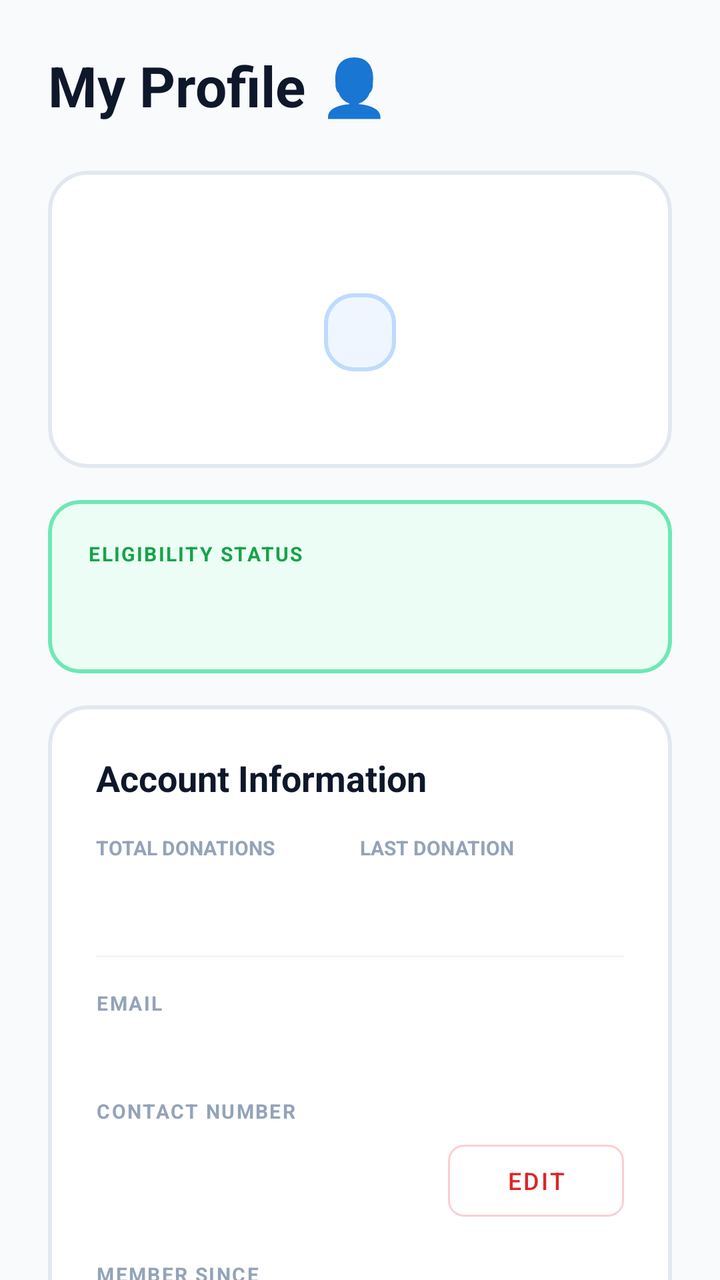
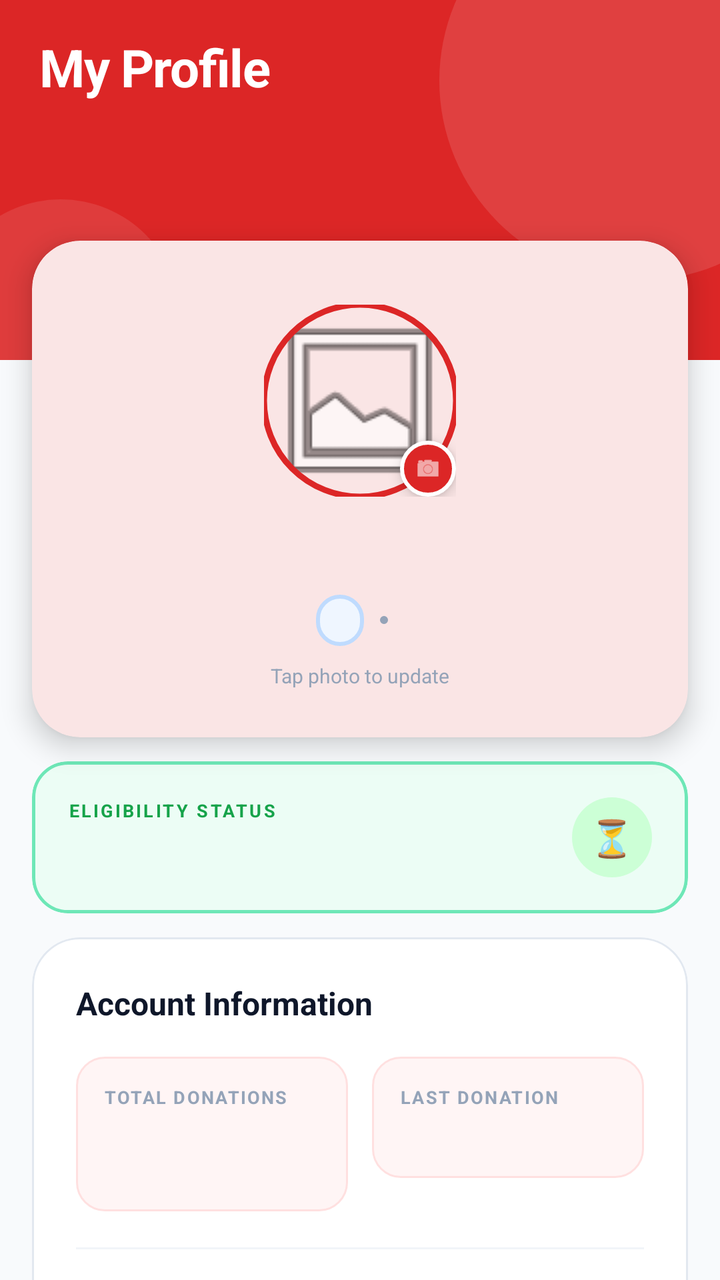

Before-and-after screenshots of an Android layout around one commit, followed by the original layout XML and the change that was made.
<!-- AndroidManifest.xml: application theme Theme.BloodBound -->
<!-- res/layout/fragment_profile.xml -->
<?xml version="1.0" encoding="utf-8"?>
<androidx.core.widget.NestedScrollView
    xmlns:android="http://schemas.android.com/apk/res/android"
    xmlns:app="http://schemas.android.com/apk/res-auto"
    android:layout_width="match_parent" android:layout_height="match_parent"
    android:background="@color/bg_base">
    <LinearLayout android:layout_width="match_parent" android:layout_height="wrap_content"
        android:orientation="vertical" android:padding="24dp">

        <TextView android:layout_width="match_parent" android:layout_height="wrap_content"
            android:text="My Profile 👤" android:textSize="28sp"
            android:textStyle="bold" android:textColor="@color/text_primary"/>

        
        <com.google.android.material.card.MaterialCardView android:layout_width="match_parent"
            android:layout_height="wrap_content" android:layout_marginTop="24dp"
            app:cardCornerRadius="20dp" app:strokeWidth="2dp"
            app:strokeColor="@color/border_light" app:cardElevation="0dp"
            app:cardBackgroundColor="@color/surface_white">
            <LinearLayout android:layout_width="match_parent" android:layout_height="wrap_content"
                android:orientation="vertical" android:padding="24dp" android:gravity="center">
                <TextView android:id="@+id/tv_full_name"
                    android:layout_width="wrap_content" android:layout_height="wrap_content"
                    android:textSize="22sp" android:textStyle="bold"
                    android:textColor="@color/text_primary"/>
                <TextView android:id="@+id/tv_blood_type"
                    android:layout_width="wrap_content" android:layout_height="wrap_content"
                    android:textSize="20sp" android:textStyle="bold" android:textColor="@color/red_mid"
                    android:background="@drawable/bg_blood_type_badge"
                    android:paddingHorizontal="18dp" android:paddingVertical="6dp"
                    android:layout_marginTop="8dp"/>
                <TextView android:id="@+id/tv_role"
                    android:layout_width="wrap_content" android:layout_height="wrap_content"
                    android:textSize="12sp" android:textStyle="bold"
                    android:textColor="@color/red_mid" android:layout_marginTop="8dp"/>
            </LinearLayout>
        </com.google.android.material.card.MaterialCardView>

        
        <com.google.android.material.card.MaterialCardView android:id="@+id/card_eligibility"
            android:layout_width="match_parent" android:layout_height="wrap_content"
            android:layout_marginTop="16dp" app:cardCornerRadius="16dp"
            app:strokeWidth="2dp" app:strokeColor="@color/status_green_border"
            app:cardBackgroundColor="@color/status_green_bg" app:cardElevation="0dp">
            <LinearLayout android:layout_width="match_parent" android:layout_height="wrap_content"
                android:orientation="vertical" android:padding="20dp">
                <TextView android:layout_width="wrap_content" android:layout_height="wrap_content"
                    android:text="ELIGIBILITY STATUS" android:textSize="10sp"
                    android:textStyle="bold" android:textColor="@color/status_green"
                    android:letterSpacing="0.08"/>
                <TextView android:id="@+id/tv_eligibility_status"
                    android:layout_width="match_parent" android:layout_height="wrap_content"
                    android:textSize="20sp" android:textStyle="bold"
                    android:textColor="@color/status_green" android:layout_marginTop="6dp"/>
            </LinearLayout>
        </com.google.android.material.card.MaterialCardView>

        
        <com.google.android.material.card.MaterialCardView android:layout_width="match_parent"
            android:layout_height="wrap_content" android:layout_marginTop="16dp"
            app:cardCornerRadius="20dp" app:strokeWidth="2dp"
            app:strokeColor="@color/border_light" app:cardElevation="0dp"
            app:cardBackgroundColor="@color/surface_white">
            <LinearLayout android:layout_width="match_parent" android:layout_height="wrap_content"
                android:orientation="vertical" android:padding="24dp">

                <TextView android:layout_width="match_parent" android:layout_height="wrap_content"
                    android:text="Account Information" android:textSize="18sp"
                    android:textStyle="bold" android:textColor="@color/text_primary"/>

                
                <LinearLayout android:id="@+id/layout_donor_stats"
                    android:layout_width="match_parent" android:layout_height="wrap_content"
                    android:orientation="horizontal" android:layout_marginTop="16dp">
                    <LinearLayout android:layout_width="0dp" android:layout_height="wrap_content"
                        android:layout_weight="1" android:orientation="vertical">
                        <TextView android:layout_width="wrap_content" android:layout_height="wrap_content"
                            android:text="TOTAL DONATIONS" android:textSize="10sp"
                            android:textColor="@color/text_muted" android:textStyle="bold"/>
                        <TextView android:id="@+id/tv_total_donations"
                            android:layout_width="wrap_content" android:layout_height="wrap_content"
                            android:textSize="20sp" android:textStyle="bold"
                            android:textColor="@color/text_primary" android:layout_marginTop="4dp"/>
                    </LinearLayout>
                    <LinearLayout android:layout_width="0dp" android:layout_height="wrap_content"
                        android:layout_weight="1" android:orientation="vertical">
                        <TextView android:layout_width="wrap_content" android:layout_height="wrap_content"
                            android:text="LAST DONATION" android:textSize="10sp"
                            android:textColor="@color/text_muted" android:textStyle="bold"/>
                        <TextView android:id="@+id/tv_last_donation"
                            android:layout_width="wrap_content" android:layout_height="wrap_content"
                            android:textSize="13sp" android:textStyle="bold"
                            android:textColor="@color/text_primary" android:layout_marginTop="4dp"/>
                    </LinearLayout>
                </LinearLayout>

                <View android:layout_width="match_parent" android:layout_height="1dp"
                    android:background="@color/border_faint" android:layout_marginVertical="16dp"/>

                <TextView android:layout_width="match_parent" android:layout_height="wrap_content"
                    android:text="EMAIL" android:textSize="10sp" android:textStyle="bold"
                    android:textColor="@color/text_muted" android:letterSpacing="0.08"/>
                <TextView android:id="@+id/tv_email"
                    android:layout_width="match_parent" android:layout_height="wrap_content"
                    android:textSize="15sp" android:textStyle="bold"
                    android:textColor="@color/text_primary" android:layout_marginTop="4dp"/>

                <TextView android:layout_width="match_parent" android:layout_height="wrap_content"
                    android:text="CONTACT NUMBER" android:textSize="10sp" android:textStyle="bold"
                    android:textColor="@color/text_muted" android:letterSpacing="0.08"
                    android:layout_marginTop="16dp"/>
                <LinearLayout android:layout_width="match_parent" android:layout_height="wrap_content"
                    android:orientation="horizontal" android:gravity="center_vertical"
                    android:layout_marginTop="4dp">
                    <TextView android:id="@+id/tv_contact"
                        android:layout_width="0dp" android:layout_height="wrap_content"
                        android:layout_weight="1" android:textSize="15sp"
                        android:textStyle="bold" android:textColor="@color/text_primary"/>
                    <com.google.android.material.button.MaterialButton
                        android:id="@+id/btn_edit_contact"
                        style="@style/Widget.MaterialComponents.Button.OutlinedButton"
                        android:layout_width="wrap_content" android:layout_height="48dp"
                        android:text="Edit" android:textSize="12sp" android:textColor="@color/red_mid"
                        app:strokeColor="@color/donor_border" app:cornerRadius="8dp"/>
                </LinearLayout>

                
                <LinearLayout android:id="@+id/layout_edit_contact"
                    android:layout_width="match_parent" android:layout_height="wrap_content"
                    android:orientation="vertical" android:visibility="gone"
                    android:layout_marginTop="12dp">
                    <com.google.android.material.textfield.TextInputLayout
                        android:layout_width="match_parent" android:layout_height="wrap_content"
                        android:hint="09XXXXXXXXX or +639XXXXXXXXX"
                        style="@style/Widget.MaterialComponents.TextInputLayout.OutlinedBox">
                        <com.google.android.material.textfield.TextInputEditText
                            android:id="@+id/et_contact"
                            android:layout_width="match_parent" android:layout_height="wrap_content"
                            android:inputType="phone"/>
                    </com.google.android.material.textfield.TextInputLayout>
                    <LinearLayout android:layout_width="match_parent" android:layout_height="wrap_content"
                        android:orientation="horizontal" android:layout_marginTop="8dp">
                        <com.google.android.material.button.MaterialButton
                            android:id="@+id/btn_cancel_contact"
                            style="@style/Widget.MaterialComponents.Button.OutlinedButton"
                            android:layout_width="0dp" android:layout_height="44dp"
                            android:layout_weight="1" android:text="Cancel"
                            android:layout_marginEnd="8dp"
                            app:strokeColor="@color/border_light" app:cornerRadius="10dp"/>
                        <com.google.android.material.button.MaterialButton
                            android:id="@+id/btn_save_contact"
                            android:layout_width="0dp" android:layout_height="44dp"
                            android:layout_weight="1" android:text="Save"
                            android:textColor="@color/surface_white"
                            app:backgroundTint="@color/red_mid" app:cornerRadius="10dp"/>
                    </LinearLayout>
                </LinearLayout>

                <TextView android:layout_width="match_parent" android:layout_height="wrap_content"
                    android:text="MEMBER SINCE" android:textSize="10sp" android:textStyle="bold"
                    android:textColor="@color/text_muted" android:letterSpacing="0.08"
                    android:layout_marginTop="16dp"/>
                <TextView android:id="@+id/tv_member_since"
                    android:layout_width="match_parent" android:layout_height="wrap_content"
                    android:textSize="14sp" android:textColor="@color/text_primary"
                    android:layout_marginTop="4dp"/>
            </LinearLayout>
        </com.google.android.material.card.MaterialCardView>

        
        <com.google.android.material.card.MaterialCardView android:layout_width="match_parent"
            android:layout_height="wrap_content" android:layout_marginTop="16dp"
            android:layout_marginBottom="24dp" app:cardCornerRadius="20dp"
            app:strokeWidth="2dp" app:strokeColor="@color/border_light"
            app:cardElevation="0dp" app:cardBackgroundColor="@color/surface_white">
            <LinearLayout android:layout_width="match_parent" android:layout_height="wrap_content"
                android:orientation="vertical" android:padding="24dp">
                <LinearLayout android:layout_width="match_parent" android:layout_height="wrap_content"
                    android:orientation="horizontal" android:gravity="center_vertical">
                    <TextView android:layout_width="0dp" android:layout_height="wrap_content"
                        android:layout_weight="1" android:text="Security"
                        android:textSize="18sp" android:textStyle="bold"
                        android:textColor="@color/text_primary"/>
                    <com.google.android.material.button.MaterialButton
                        android:id="@+id/btn_change_password"
                        style="@style/Widget.MaterialComponents.Button.OutlinedButton"
                        android:layout_width="wrap_content" android:layout_height="36dp"
                        android:text="Change Password" android:textSize="12sp"
                        android:textColor="@color/red_mid"
                        app:strokeColor="@color/donor_border" app:cornerRadius="10dp"/>
                </LinearLayout>

                
                <LinearLayout android:id="@+id/layout_password"
                    android:layout_width="match_parent" android:layout_height="wrap_content"
                    android:orientation="vertical" android:visibility="gone"
                    android:layout_marginTop="16dp">
                    <com.google.android.material.textfield.TextInputLayout
                        android:layout_width="match_parent" android:layout_height="wrap_content"
                        android:hint="Current Password" app:passwordToggleEnabled="true"
                        style="@style/Widget.MaterialComponents.TextInputLayout.OutlinedBox">
                        <com.google.android.material.textfield.TextInputEditText
                            android:id="@+id/et_old_password"
                            android:layout_width="match_parent" android:layout_height="wrap_content"
                            android:inputType="textPassword"/>
                    </com.google.android.material.textfield.TextInputLayout>
                    <com.google.android.material.textfield.TextInputLayout
                        android:layout_width="match_parent" android:layout_height="wrap_content"
                        android:hint="New Password" android:layout_marginTop="12dp"
                        app:passwordToggleEnabled="true"
                        style="@style/Widget.MaterialComponents.TextInputLayout.OutlinedBox">
                        <com.google.android.material.textfield.TextInputEditText
                            android:id="@+id/et_new_password"
                            android:layout_width="match_parent" android:layout_height="wrap_content"
                            android:inputType="textPassword"/>
                    </com.google.android.material.textfield.TextInputLayout>
                    <com.google.android.material.textfield.TextInputLayout
                        android:layout_width="match_parent" android:layout_height="wrap_content"
                        android:hint="Confirm New Password" android:layout_marginTop="12dp"
                        app:passwordToggleEnabled="true"
                        style="@style/Widget.MaterialComponents.TextInputLayout.OutlinedBox">
                        <com.google.android.material.textfield.TextInputEditText
                            android:id="@+id/et_confirm_password"
                            android:layout_width="match_parent" android:layout_height="wrap_content"
                            android:inputType="textPassword"/>
                    </com.google.android.material.textfield.TextInputLayout>
                    <LinearLayout android:layout_width="match_parent" android:layout_height="wrap_content"
                        android:orientation="horizontal" android:layout_marginTop="12dp">
                        <com.google.android.material.button.MaterialButton
                            android:id="@+id/btn_cancel_password"
                            style="@style/Widget.MaterialComponents.Button.OutlinedButton"
                            android:layout_width="0dp" android:layout_height="44dp"
                            android:layout_weight="1" android:text="Cancel"
                            android:layout_marginEnd="8dp"
                            app:strokeColor="@color/border_light" app:cornerRadius="10dp"/>
                        <com.google.android.material.button.MaterialButton
                            android:id="@+id/btn_save_password"
                            android:layout_width="0dp" android:layout_height="44dp"
                            android:layout_weight="1" android:text="Save Password"
                            android:textColor="@color/surface_white"
                            app:backgroundTint="@color/red_mid" app:cornerRadius="10dp"/>
                    </LinearLayout>
                </LinearLayout>
            </LinearLayout>
        </com.google.android.material.card.MaterialCardView>

    </LinearLayout>
</androidx.core.widget.NestedScrollView>
<!-- resources referenced by this layout -->
<resources>
  <color name="bg_base">#F8FAFC</color>
  <color name="border_faint">#F1F5F9</color>
  <color name="border_light">#E2E8F0</color>
  <color name="donor_border">#FECDD3</color>
  <color name="red_mid">#DC2626</color>
  <color name="status_green">#16A34A</color>
  <color name="status_green_bg">#ECFDF5</color>
  <color name="status_green_border">#6EE7B7</color>
  <color name="surface_white">#FFFFFF</color>
  <color name="text_muted">#94A3B8</color>
  <color name="text_primary">#0F172A</color>
  <!-- drawable bg_blood_type_badge (drawable) -->
  <?xml version="1.0" encoding="utf-8"?>
  <shape xmlns:android="http://schemas.android.com/apk/res/android">
      <solid android:color="#EFF6FF"/>
      <stroke android:width="2dp" android:color="#BFDBFE"/>
      <corners android:radius="14dp"/>
  </shape>
  <style name="Theme.BloodBound" parent="Theme.Material3.Light.NoActionBar">
          <item name="colorPrimary">@color/red_mid</item>
          <item name="colorPrimaryVariant">@color/red_dark</item>
          <item name="colorSecondary">@color/blue_mid</item>
          <item name="colorSurface">@color/surface_white</item>
          <item name="android:colorBackground">@color/bg_base</item>
          <item name="android:textColorPrimary">@color/text_primary</item>
          <item name="android:textColorSecondary">@color/text_secondary</item>
      </style>
  <color name="red_dark">#B91C1C</color>
  <color name="blue_mid">#1D4ED8</color>
  <color name="text_secondary">#64748B</color>
</resources>

<!-- the commit's change to res/layout/fragment_profile.xml (unified diff, before → after) -->
@@ -2,247 +2,649 @@
 <androidx.core.widget.NestedScrollView
     xmlns:android="http://schemas.android.com/apk/res/android"
     xmlns:app="http://schemas.android.com/apk/res-auto"
-    android:layout_width="match_parent" android:layout_height="match_parent"
-    android:background="@color/bg_base">
-    <LinearLayout android:layout_width="match_parent" android:layout_height="wrap_content"
-        android:orientation="vertical" android:padding="24dp">
-
-        <TextView android:layout_width="match_parent" android:layout_height="wrap_content"
-            android:text="My Profile 👤" android:textSize="28sp"
-            android:textStyle="bold" android:textColor="@color/text_primary"/>
-
-        
-        <com.google.android.material.card.MaterialCardView android:layout_width="match_parent"
-            android:layout_height="wrap_content" android:layout_marginTop="24dp"
-            app:cardCornerRadius="20dp" app:strokeWidth="2dp"
-            app:strokeColor="@color/border_light" app:cardElevation="0dp"
-            app:cardBackgroundColor="@color/surface_white">
-            <LinearLayout android:layout_width="match_parent" android:layout_height="wrap_content"
-                android:orientation="vertical" android:padding="24dp" android:gravity="center">
-                <TextView android:id="@+id/tv_full_name"
-                    android:layout_width="wrap_content" android:layout_height="wrap_content"
-                    android:textSize="22sp" android:textStyle="bold"
-                    android:textColor="@color/text_primary"/>
-                <TextView android:id="@+id/tv_blood_type"
-                    android:layout_width="wrap_content" android:layout_height="wrap_content"
-                    android:textSize="20sp" android:textStyle="bold" android:textColor="@color/red_mid"
-                    android:background="@drawable/bg_blood_type_badge"
-                    android:paddingHorizontal="18dp" android:paddingVertical="6dp"
+    android:layout_width="match_parent"
+    android:layout_height="match_parent"
+    android:background="@color/bg_base"
+    android:fillViewport="true">
+
+    <LinearLayout
+        android:layout_width="match_parent"
+        android:layout_height="wrap_content"
+        android:orientation="vertical">
+
+        <FrameLayout
+            android:layout_width="match_parent"
+            android:layout_height="180dp"
+            android:background="@color/red_mid">
+
+            <View
+                android:layout_width="200dp"
+                android:layout_height="200dp"
+                android:layout_gravity="top|end"
+                android:layout_marginTop="-60dp"
+                android:layout_marginEnd="-60dp"
+                android:background="@drawable/bg_circle_overlay"
+                android:alpha="0.12"/>
+
+            <View
+                android:layout_width="120dp"
+                android:layout_height="120dp"
+                android:layout_gravity="bottom|start"
+                android:layout_marginBottom="-40dp"
+                android:layout_marginStart="-30dp"
+                android:background="@drawable/bg_circle_overlay"
+                android:alpha="0.10"/>
+
+            <LinearLayout
+                android:layout_width="match_parent"
+                android:layout_height="wrap_content"
+                android:layout_gravity="top"
+                android:orientation="horizontal"
+                android:gravity="center_vertical"
+                android:paddingStart="20dp"
+                android:paddingEnd="20dp"
+                android:paddingTop="16dp">
+
+                <TextView
+                    android:layout_width="0dp"
+                    android:layout_height="wrap_content"
+                    android:layout_weight="1"
+                    android:text="My Profile"
+                    android:textSize="26sp"
+                    android:textStyle="bold"
+                    android:textColor="#FFFFFF"
+                    android:letterSpacing="-0.02"/>
+
+            </LinearLayout>
+        </FrameLayout>
+
+        <com.google.android.material.card.MaterialCardView
+            android:layout_width="match_parent"
+            android:layout_height="wrap_content"
+            android:layout_marginStart="16dp"
+            android:layout_marginEnd="16dp"
+            android:layout_marginTop="-60dp"
+            app:cardCornerRadius="24dp"
+            app:cardElevation="8dp"
+            app:cardBackgroundColor="@color/surface_white"
+            app:strokeWidth="0dp">
+
+            <LinearLayout
+                android:layout_width="match_parent"
+                android:layout_height="wrap_content"
+                android:orientation="vertical"
+                android:gravity="center"
+                android:paddingTop="32dp"
+                android:paddingBottom="24dp"
+                android:paddingStart="24dp"
+                android:paddingEnd="24dp">
+
+                <FrameLayout
+                    android:layout_width="96dp"
+                    android:layout_height="96dp"
+                    android:layout_gravity="center_horizontal">
+
+                    <com.google.android.material.imageview.ShapeableImageView
+                        android:id="@+id/iv_profile_photo"
+                        android:layout_width="96dp"
+                        android:layout_height="96dp"
+                        android:scaleType="centerCrop"
+                        android:src="@android:drawable/ic_menu_gallery"
+                        app:shapeAppearanceOverlay="@style/ShapeAppearance.BloodBound.CircleImage"
+                        app:strokeWidth="3dp"
+                        app:strokeColor="@color/red_mid"/>
+
+                    <FrameLayout
+                        android:id="@+id/layout_photo_uploading"
+                        android:layout_width="96dp"
+                        android:layout_height="96dp"
+                        android:background="#88000000"
+                        android:visibility="gone">
+                        <ProgressBar
+                            android:layout_width="28dp"
+                            android:layout_height="28dp"
+                            android:layout_gravity="center"
+                            android:indeterminateTint="@color/surface_white"/>
+                    </FrameLayout>
+
+                    <LinearLayout
+                        android:id="@+id/fab_change_photo"
+                        android:layout_width="28dp"
+                        android:layout_height="28dp"
+                        android:layout_gravity="bottom|end"
+                        android:layout_marginEnd="0dp"
+                        android:layout_marginBottom="0dp"
+                        android:background="@drawable/bg_edit_photo_badge"
+                        android:gravity="center"
+                        android:clickable="true"
+                        android:focusable="true"
+                        android:contentDescription="Change profile photo"
+                        android:elevation="4dp">
+                        <ImageView
+                            android:layout_width="14dp"
+                            android:layout_height="14dp"
+                            android:src="@android:drawable/ic_menu_camera"
+                            android:importantForAccessibility="no"
+                            app:tint="@color/surface_white"/>
+                    </LinearLayout>
+
+                </FrameLayout>
+
+                <TextView
+                    android:id="@+id/tv_full_name"
+                    android:layout_width="wrap_content"
+                    android:layout_height="wrap_content"
+                    android:textSize="20sp"
+                    android:textStyle="bold"
+                    android:textColor="@color/text_primary"
+                    android:letterSpacing="-0.01"
+                    android:layout_marginTop="14dp"/>
+
+                <LinearLayout
+                    android:layout_width="wrap_content"
+                    android:layout_height="wrap_content"
+                    android:orientation="horizontal"
+                    android:gravity="center_vertical"
+                    android:layout_marginTop="8dp">
+
+                    <TextView
+                        android:id="@+id/tv_blood_type"
+                        android:layout_width="wrap_content"
+                        android:layout_height="wrap_content"
+                        android:textSize="13sp"
+                        android:textStyle="bold"
+                        android:textColor="@color/red_mid"
+                        android:background="@drawable/bg_blood_type_badge"
+                        android:paddingHorizontal="12dp"
+                        android:paddingVertical="4dp"/>
+
+                    <View
+                        android:layout_width="4dp"
+                        android:layout_height="4dp"
+                        android:background="@drawable/bg_dot_divider"
+                        android:layout_marginHorizontal="8dp"/>
+
+                    <TextView
+                        android:id="@+id/tv_role"
+                        android:layout_width="wrap_content"
+                        android:layout_height="wrap_content"
+                        android:textSize="11sp"
+                        android:textStyle="bold"
+                        android:textColor="@color/text_muted"
+                        android:letterSpacing="0.06"/>
+
+                </LinearLayout>
+
+                <TextView
+                    android:layout_width="wrap_content"
+                    android:layout_height="wrap_content"
+                    android:text="Tap photo to update"
+                    android:textSize="10sp"
+                    android:textColor="@color/text_muted"
                     android:layout_marginTop="8dp"/>
-                <TextView android:id="@+id/tv_role"
-                    android:layout_width="wrap_content" android:layout_height="wrap_content"
-                    android:textSize="12sp" android:textStyle="bold"
-                    android:textColor="@color/red_mid" android:layout_marginTop="8dp"/>
+
             </LinearLayout>
         </com.google.android.material.card.MaterialCardView>
 
-        
-        <com.google.android.material.card.MaterialCardView android:id="@+id/card_eligibility"
-            android:layout_width="match_parent" android:layout_height="wrap_content"
-            android:layout_marginTop="16dp" app:cardCornerRadius="16dp"
-            app:strokeWidth="2dp" app:strokeColor="@color/status_green_border"
-            app:cardBackgroundColor="@color/status_green_bg" app:cardElevation="0dp">
-            <LinearLayout android:layout_width="match_parent" android:layout_height="wrap_content"
-                android:orientation="vertical" android:padding="20dp">
-                <TextView android:layout_width="wrap_content" android:layout_height="wrap_content"
-                    android:text="ELIGIBILITY STATUS" android:textSize="10sp"
-                    android:textStyle="bold" android:textColor="@color/status_green"
-                    android:letterSpacing="0.08"/>
-                <TextView android:id="@+id/tv_eligibility_status"
-                    android:layout_width="match_parent" android:layout_height="wrap_content"
-                    android:textSize="20sp" android:textStyle="bold"
-                    android:textColor="@color/status_green" android:layout_marginTop="6dp"/>
+        <com.google.android.material.card.MaterialCardView
+            android:id="@+id/card_eligibility"
+            android:layout_width="match_parent"
+            android:layout_height="wrap_content"
+            android:layout_marginStart="16dp"
+            android:layout_marginEnd="16dp"
+            android:layout_marginTop="12dp"
+            app:cardCornerRadius="18dp"
+            app:strokeWidth="1.5dp"
+            app:strokeColor="@color/status_green_border"
+            app:cardBackgroundColor="@color/status_green_bg"
+            app:cardElevation="0dp">
+
+            <LinearLayout
+                android:layout_width="match_parent"
+                android:layout_height="wrap_content"
+                android:orientation="horizontal"
+                android:gravity="center_vertical"
+                android:padding="18dp">
+
+                <LinearLayout
+                    android:layout_width="0dp"
+                    android:layout_height="wrap_content"
+                    android:layout_weight="1"
+                    android:orientation="vertical">
+
+                    <TextView
+                        android:layout_width="wrap_content"
+                        android:layout_height="wrap_content"
+                        android:text="ELIGIBILITY STATUS"
+                        android:textSize="9sp"
+                        android:textStyle="bold"
+                        android:textColor="@color/status_green"
+                        android:letterSpacing="0.12"/>
+
+                    <TextView
+                        android:id="@+id/tv_eligibility_status"
+                        android:layout_width="match_parent"
+                        android:layout_height="wrap_content"
+                        android:textSize="17sp"
+                        android:textStyle="bold"
+                        android:textColor="@color/status_green"
+                        android:layout_marginTop="4dp"/>
+
+                </LinearLayout>
+
+                <FrameLayout
+                    android:layout_width="40dp"
+                    android:layout_height="40dp"
+                    android:background="@drawable/bg_eligibility_icon_bg">
+                    <TextView
+                        android:layout_width="wrap_content"
+                        android:layout_height="wrap_content"
+                        android:layout_gravity="center"
+                        android:text="⏳"
+                        android:textSize="18sp"/>
+                </FrameLayout>
+
             </LinearLayout>
         </com.google.android.material.card.MaterialCardView>
 
-        
-        <com.google.android.material.card.MaterialCardView android:layout_width="match_parent"
-            android:layout_height="wrap_content" android:layout_marginTop="16dp"
-            app:cardCornerRadius="20dp" app:strokeWidth="2dp"
-            app:strokeColor="@color/border_light" app:cardElevation="0dp"
+        <com.google.android.material.card.MaterialCardView
+            android:layout_width="match_parent"
+            android:layout_height="wrap_content"
+            android:layout_marginStart="16dp"
+            android:layout_marginEnd="16dp"
+            android:layout_marginTop="12dp"
+            app:cardCornerRadius="24dp"
+            app:cardElevation="0dp"
+            app:strokeWidth="1dp"
+            app:strokeColor="@color/border_light"
             app:cardBackgroundColor="@color/surface_white">
-            <LinearLayout android:layout_width="match_parent" android:layout_height="wrap_content"
-                android:orientation="vertical" android:padding="24dp">
-
-                <TextView android:layout_width="match_parent" android:layout_height="wrap_content"
-                    android:text="Account Information" android:textSize="18sp"
-                    android:textStyle="bold" android:textColor="@color/text_primary"/>
-
-                
-                <LinearLayout android:id="@+id/layout_donor_stats"
-                    android:layout_width="match_parent" android:layout_height="wrap_content"
-                    android:orientation="horizontal" android:layout_marginTop="16dp">
-                    <LinearLayout android:layout_width="0dp" android:layout_height="wrap_content"
-                        android:layout_weight="1" android:orientation="vertical">
-                        <TextView android:layout_width="wrap_content" android:layout_height="wrap_content"
-                            android:text="TOTAL DONATIONS" android:textSize="10sp"
-                            android:textColor="@color/text_muted" android:textStyle="bold"/>
-                        <TextView android:id="@+id/tv_total_donations"
-                            android:layout_width="wrap_content" android:layout_height="wrap_content"
-                            android:textSize="20sp" android:textStyle="bold"
-                            android:textColor="@color/text_primary" android:layout_marginTop="4dp"/>
+
+            <LinearLayout
+                android:layout_width="match_parent"
+                android:layout_height="wrap_content"
+                android:orientation="vertical"
+                android:padding="22dp">
+
+                <TextView
+                    android:layout_width="match_parent"
+                    android:layout_height="wrap_content"
+                    android:text="Account Information"
+                    android:textSize="16sp"
+                    android:textStyle="bold"
+                    android:textColor="@color/text_primary"/>
+
+                <LinearLayout
+                    android:id="@+id/layout_donor_stats"
+                    android:layout_width="match_parent"
+                    android:layout_height="wrap_content"
+                    android:orientation="horizontal"
+                    android:layout_marginTop="16dp">
+
+                    <LinearLayout
+                        android:layout_width="0dp"
+                        android:layout_height="wrap_content"
+                        android:layout_weight="1"
+                        android:orientation="vertical"
+                        android:background="@drawable/bg_stat_chip"
+                        android:padding="14dp"
+                        android:layout_marginEnd="6dp">
+                        <TextView
+                            android:layout_width="wrap_content"
+                            android:layout_height="wrap_content"
+                            android:text="TOTAL DONATIONS"
+                            android:textSize="9sp"
+                            android:textColor="@color/text_muted"
+                            android:textStyle="bold"
+                            android:letterSpacing="0.08"/>
+                        <TextView
+                            android:id="@+id/tv_total_donations"
+                            android:layout_width="wrap_content"
+                            android:layout_height="wrap_content"
+                            android:textSize="26sp"
+                            android:textStyle="bold"
+                            android:textColor="@color/red_mid"
+                            android:layout_marginTop="2dp"/>
                     </LinearLayout>
-                    <LinearLayout android:layout_width="0dp" android:layout_height="wrap_content"
-                        android:layout_weight="1" android:orientation="vertical">
-                        <TextView android:layout_width="wrap_content" android:layout_height="wrap_content"
-                            android:text="LAST DONATION" android:textSize="10sp"
-                            android:textColor="@color/text_muted" android:textStyle="bold"/>
-                        <TextView android:id="@+id/tv_last_donation"
-                            android:layout_width="wrap_content" android:layout_height="wrap_content"
-                            android:textSize="13sp" android:textStyle="bold"
-                            android:textColor="@color/text_primary" android:layout_marginTop="4dp"/>
+
+                    <LinearLayout
+                        android:layout_width="0dp"
+                        android:layout_height="wrap_content"
+                        android:layout_weight="1"
+                        android:orientation="vertical"
+                        android:background="@drawable/bg_stat_chip"
+                        android:padding="14dp"
+                        android:layout_marginStart="6dp">
+                        <TextView
+                            android:layout_width="wrap_content"
+                            android:layout_height="wrap_content"
+                            android:text="LAST DONATION"
+                            android:textSize="9sp"
+                            android:textColor="@color/text_muted"
+                            android:textStyle="bold"
+                            android:letterSpacing="0.08"/>
+                        <TextView
+                            android:id="@+id/tv_last_donation"
+                            android:layout_width="wrap_content"
+                            android:layout_height="wrap_content"
+                            android:textSize="12sp"
+                            android:textStyle="bold"
+                            android:textColor="@color/text_primary"
+                            android:layout_marginTop="4dp"/>
                     </LinearLayout>
-                </LinearLayout>
-
-                <View android:layout_width="match_parent" android:layout_height="1dp"
-                    android:background="@color/border_faint" android:layout_marginVertical="16dp"/>
-
-                <TextView android:layout_width="match_parent" android:layout_height="wrap_content"
-                    android:text="EMAIL" android:textSize="10sp" android:textStyle="bold"
-                    android:textColor="@color/text_muted" android:letterSpacing="0.08"/>
-                <TextView android:id="@+id/tv_email"
-                    android:layout_width="match_parent" android:layout_height="wrap_content"
-                    android:textSize="15sp" android:textStyle="bold"
-                    android:textColor="@color/text_primary" android:layout_marginTop="4dp"/>
-
-                <TextView android:layout_width="match_parent" android:layout_height="wrap_content"
-                    android:text="CONTACT NUMBER" android:textSize="10sp" android:textStyle="bold"
-                    android:textColor="@color/text_muted" android:letterSpacing="0.08"
-                    android:layout_marginTop="16dp"/>
-                <LinearLayout android:layout_width="match_parent" android:layout_height="wrap_content"
-                    android:orientation="horizontal" android:gravity="center_vertical"
-                    android:layout_marginTop="4dp">
-                    <TextView android:id="@+id/tv_contact"
-                        android:layout_width="0dp" android:layout_height="wrap_content"
-                        android:layout_weight="1" android:textSize="15sp"
-                        android:textStyle="bold" android:textColor="@color/text_primary"/>
-                    <com.google.android.material.button.MaterialButton
-                        android:id="@+id/btn_edit_contact"
-                        style="@style/Widget.MaterialComponents.Button.OutlinedButton"
-                        android:layout_width="wrap_content" android:layout_height="48dp"
-                        android:text="Edit" android:textSize="12sp" android:textColor="@color/red_mid"
-                        app:strokeColor="@color/donor_border" app:cornerRadius="8dp"/>
-                </LinearLayout>
-
-                
-                <LinearLayout android:id="@+id/layout_edit_contact"
-                    android:layout_width="match_parent" android:layout_height="wrap_content"
-                    android:orientation="vertical" android:visibility="gone"
-                    android:layout_marginTop="12dp">
-                    <com.google.android.material.textfield.TextInputLayout
-                        android:layout_width="match_parent" android:layout_height="wrap_content"
-                        android:hint="09XXXXXXXXX or +639XXXXXXXXX"
-                        style="@style/Widget.MaterialComponents.TextInputLayout.OutlinedBox">
-                        <com.google.android.material.textfield.TextInputEditText
-                            android:id="@+id/et_contact"
-                            android:layout_width="match_parent" android:layout_height="wrap_content"
-                            android:inputType="phone"/>
-                    </com.google.android.material.textfield.TextInputLayout>
-                    <LinearLayout android:layout_width="match_parent" android:layout_height="wrap_content"
-                        android:orientation="horizontal" android:layout_marginTop="8dp">
+
+                </LinearLayout>
+
+                <View
+                    android:layout_width="match_parent"
+                    android:layout_height="1dp"
+                    android:background="@color/border_faint"
+                    android:layout_marginTop="18dp"
+                    android:layout_marginBottom="4dp"/>
+
+                <LinearLayout
+                    android:layout_width="match_parent"
+                    android:layout_height="wrap_content"
+                    android:orientation="vertical"
+                    android:paddingTop="14dp">
+                    <TextView
+                        android:layout_width="wrap_content"
+                        android:layout_height="wrap_content"
+                        android:text="EMAIL"
+                        android:textSize="9sp"
+                        android:textStyle="bold"
+                        android:textColor="@color/text_muted"
+                        android:letterSpacing="0.10"/>
+                    <TextView
+                        android:id="@+id/tv_email"
+                        android:layout_width="match_parent"
+                        android:layout_height="wrap_content"
+                        android:textSize="14sp"
+                        android:textColor="@color/text_primary"
+                        android:layout_marginTop="4dp"/>
+                </LinearLayout>
+
+                <LinearLayout
+                    android:layout_width="match_parent"
+                    android:layout_height="wrap_content"
+                    android:orientation="vertical"
+                    android:paddingTop="14dp">
+
+                    <TextView
+                        android:layout_width="wrap_content"
+                        android:layout_height="wrap_content"
+                        android:text="CONTACT NUMBER"
+                        android:textSize="9sp"
+                        android:textStyle="bold"
+                        android:textColor="@color/text_muted"
+                        android:letterSpacing="0.10"/>
+
+                    <LinearLayout
+                        android:layout_width="match_parent"
+                        android:layout_height="wrap_content"
+                        android:orientation="horizontal"
+                        android:gravity="center_vertical"
+                        android:layout_marginTop="4dp">
+
+                        <TextView
+                            android:id="@+id/tv_contact"
+                            android:layout_width="0dp"
+                            android:layout_height="wrap_content"
+                            android:layout_weight="1"
+                            android:textSize="14sp"
+                            android:textColor="@color/text_primary"/>
+
                         <com.google.android.material.button.MaterialButton
-                            android:id="@+id/btn_cancel_contact"
+                            android:id="@+id/btn_edit_contact"
                             style="@style/Widget.MaterialComponents.Button.OutlinedButton"
-                            android:layout_width="0dp" android:layout_height="44dp"
-                            android:layout_weight="1" android:text="Cancel"
-                            android:layout_marginEnd="8dp"
-                            app:strokeColor="@color/border_light" app:cornerRadius="10dp"/>
-                        <com.google.android.material.button.MaterialButton
-                            android:id="@+id/btn_save_contact"
-                            android:layout_width="0dp" android:layout_height="44dp"
-                            android:layout_weight="1" android:text="Save"
-                            android:textColor="@color/surface_white"
-                            app:backgroundTint="@color/red_mid" app:cornerRadius="10dp"/>
+                            android:layout_width="wrap_content"
+                            android:layout_height="36dp"
+                            android:text="Edit"
+                            android:textSize="11sp"
+                            android:textColor="@color/red_mid"
+                            android:paddingHorizontal="14dp"
+                            app:strokeColor="@color/red_mid"
+                            app:cornerRadius="10dp"
+                            app:strokeWidth="1.5dp"/>
+
                     </LinearLayout>
-                </LinearLayout>
-
-                <TextView android:layout_width="match_parent" android:layout_height="wrap_content"
-                    android:text="MEMBER SINCE" android:textSize="10sp" android:textStyle="bold"
-                    android:textColor="@color/text_muted" android:letterSpacing="0.08"
-                    android:layout_marginTop="16dp"/>
-                <TextView android:id="@+id/tv_member_since"
-                    android:layout_width="match_parent" android:layout_height="wrap_content"
-                    android:textSize="14sp" android:textColor="@color/text_primary"
-                    android:layout_marginTop="4dp"/>
+
+                    <LinearLayout
+                        android:id="@+id/layout_edit_contact"
+                        android:layout_width="match_parent"
+                        android:layout_height="wrap_content"
+                        android:orientation="vertical"
+                        android:visibility="gone"
+                        android:layout_marginTop="10dp">
+
+                        <com.google.android.material.textfield.TextInputLayout
+                            android:layout_width="match_parent"
+                            android:layout_height="wrap_content"
+                            android:hint="09XXXXXXXXX or +639XXXXXXXXX"
+                            style="@style/Widget.MaterialComponents.TextInputLayout.OutlinedBox">
+                            <com.google.android.material.textfield.TextInputEditText
+                                android:id="@+id/et_contact"
+                                android:layout_width="match_parent"
+                                android:layout_height="wrap_content"
+                                android:inputType="phone"/>
+                        </com.google.android.material.textfield.TextInputLayout>
+
+                        <LinearLayout
+                            android:layout_width="match_parent"
+                            android:layout_height="wrap_content"
+                            android:orientation="horizontal"
+                            android:layout_marginTop="8dp">
+
+                            <com.google.android.material.button.MaterialButton
+                                android:id="@+id/btn_cancel_contact"
+                                style="@style/Widget.MaterialComponents.Button.OutlinedButton"
+                                android:layout_width="0dp"
+                                android:layout_height="44dp"
+                                android:layout_weight="1"
+                                android:text="Cancel"
+                                android:layout_marginEnd="6dp"
+                                app:strokeColor="@color/border_light"
+                                app:cornerRadius="12dp"/>
+
+                            <com.google.android.material.button.MaterialButton
+                                android:id="@+id/btn_save_contact"
+                                android:layout_width="0dp"
+                                android:layout_height="44dp"
+                                android:layout_weight="1"
+                                android:text="Save"
+                                android:textColor="@color/surface_white"
+                                app:backgroundTint="@color/red_mid"
+                                app:cornerRadius="12dp"/>
+
+                        </LinearLayout>
+                    </LinearLayout>
+
+                </LinearLayout>
+
+                <LinearLayout
+                    android:layout_width="match_parent"
+                    android:layout_height="wrap_content"
+                    android:orientation="vertical"
+                    android:paddingTop="14dp">
+                    <TextView
+                        android:layout_width="wrap_content"
+                        android:layout_height="wrap_content"
+                        android:text="MEMBER SINCE"
+                        android:textSize="9sp"
+                        android:textStyle="bold"
+                        android:textColor="@color/text_muted"
+                        android:letterSpacing="0.10"/>
+                    <TextView
+                        android:id="@+id/tv_member_since"
+                        android:layout_width="match_parent"
+                        android:layout_height="wrap_content"
+                        android:textSize="14sp"
+                        android:textColor="@color/text_primary"
+                        android:layout_marginTop="4dp"/>
+                </LinearLayout>
+
             </LinearLayout>
         </com.google.android.material.card.MaterialCardView>
 
-        
-        <com.google.android.material.card.MaterialCardView android:layout_width="match_parent"
-            android:layout_height="wrap_content" android:layout_marginTop="16dp"
-            android:layout_marginBottom="24dp" app:cardCornerRadius="20dp"
-            app:strokeWidth="2dp" app:strokeColor="@color/border_light"
-            app:cardElevation="0dp" app:cardBackgroundColor="@color/surface_white">
-            <LinearLayout android:layout_width="match_parent" android:layout_height="wrap_content"
-                android:orientation="vertical" android:padding="24dp">
-                <LinearLayout android:layout_width="match_parent" android:layout_height="wrap_content"
-                    android:orientation="horizontal" android:gravity="center_vertical">
-                    <TextView android:layout_width="0dp" android:layout_height="wrap_content"
-                        android:layout_weight="1" android:text="Security"
-                        android:textSize="18sp" android:textStyle="bold"
-                        android:textColor="@color/text_primary"/>
+        <com.google.android.material.card.MaterialCardView
+            android:layout_width="match_parent"
+            android:layout_height="wrap_content"
+            android:layout_marginStart="16dp"
+            android:layout_marginEnd="16dp"
+            android:layout_marginTop="12dp"
+            android:layout_marginBottom="12dp"
+            app:cardCornerRadius="24dp"
+            app:cardElevation="0dp"
+            app:strokeWidth="1dp"
+            app:strokeColor="@color/border_light"
+            app:cardBackgroundColor="@color/surface_white">
+
+            <LinearLayout
+                android:layout_width="match_parent"
+                android:layout_height="wrap_content"
+                android:orientation="vertical"
+                android:padding="22dp">
+
+                <LinearLayout
+                    android:layout_width="match_parent"
+                    android:layout_height="wrap_content"
+                    android:orientation="horizontal"
+                    android:gravity="center_vertical">
+
+                    <LinearLayout
+                        android:layout_width="0dp"
+                        android:layout_height="wrap_content"
+                        android:layout_weight="1"
+                        android:orientation="horizontal"
+                        android:gravity="center_vertical">
+
+                        <TextView
+                            android:layout_width="wrap_content"
+                            android:layout_height="wrap_content"
+                            android:text="🔒"
+                            android:textSize="16sp"
+                            android:layout_marginEnd="8dp"/>
+
+                        <TextView
+                            android:layout_width="wrap_content"
+                            android:layout_height="wrap_content"
+                            android:text="Security"
+                            android:textSize="16sp"
+                            android:textStyle="bold"
+                            android:textColor="@color/text_primary"/>
+
+                    </LinearLayout>
+
                     <com.google.android.material.button.MaterialButton
                         android:id="@+id/btn_change_password"
                         style="@style/Widget.MaterialComponents.Button.OutlinedButton"
-                        android:layout_width="wrap_content" android:layout_height="36dp"
-                        android:text="Change Password" android:textSize="12sp"
+                        android:layout_width="wrap_content"
+                        android:layout_height="36dp"
+                        android:text="Change Password"
+                        android:textSize="11sp"
                         android:textColor="@color/red_mid"
-                        app:strokeColor="@color/donor_border" app:cornerRadius="10dp"/>
-                </LinearLayout>
-
-                
-                <LinearLayout android:id="@+id/layout_password"
-                    android:layout_width="match_parent" android:layout_height="wrap_content"
-                    android:orientation="vertical" android:visibility="gone"
+                        android:paddingHorizontal="14dp"
+                        app:strokeColor="@color/red_mid"
+                        app:cornerRadius="10dp"
+                        app:strokeWidth="1.5dp"/>
+
+                </LinearLayout>
+
+                <LinearLayout
+                    android:id="@+id/layout_password"
+                    android:layout_width="match_parent"
+                    android:layout_height="wrap_content"
+                    android:orientation="vertical"
+                    android:visibility="gone"
                     android:layout_marginTop="16dp">
+
                     <com.google.android.material.textfield.TextInputLayout
-                        android:layout_width="match_parent" android:layout_height="wrap_content"
-                        android:hint="Current Password" app:passwordToggleEnabled="true"
+                        android:layout_width="match_parent"
+                        android:layout_height="wrap_content"
+                        android:hint="Current Password"
+                        app:passwordToggleEnabled="true"
                         style="@style/Widget.MaterialComponents.TextInputLayout.OutlinedBox">
                         <com.google.android.material.textfield.TextInputEditText
                             android:id="@+id/et_old_password"
-                            android:layout_width="match_parent" android:layout_height="wrap_content"
+                            android:layout_width="match_parent"
+                            android:layout_height="wrap_content"
                             android:inputType="textPassword"/>
                     </com.google.android.material.textfield.TextInputLayout>
+
                     <com.google.android.material.textfield.TextInputLayout
-                        android:layout_width="match_parent" android:layout_height="wrap_content"
-                        android:hint="New Password" android:layout_marginTop="12dp"
+                        android:layout_width="match_parent"
+                        android:layout_height="wrap_content"
+                        android:hint="New Password"
+                        android:layout_marginTop="10dp"
                         app:passwordToggleEnabled="true"
                         style="@style/Widget.MaterialComponents.TextInputLayout.OutlinedBox">
                         <com.google.android.material.textfield.TextInputEditText
                             android:id="@+id/et_new_password"
-                            android:layout_width="match_parent" android:layout_height="wrap_content"
+                            android:layout_width="match_parent"
+                            android:layout_height="wrap_content"
                             android:inputType="textPassword"/>
                     </com.google.android.material.textfield.TextInputLayout>
+
                     <com.google.android.material.textfield.TextInputLayout
-                        android:layout_width="match_parent" android:layout_height="wrap_content"
-                        android:hint="Confirm New Password" android:layout_marginTop="12dp"
+                        android:layout_width="match_parent"
+                        android:layout_height="wrap_content"
+                        android:hint="Confirm New Password"
+                        android:layout_marginTop="10dp"
                         app:passwordToggleEnabled="true"
                         style="@style/Widget.MaterialComponents.TextInputLayout.OutlinedBox">
                         <com.google.android.material.textfield.TextInputEditText
                             android:id="@+id/et_confirm_password"
-                            android:layout_width="match_parent" android:layout_height="wrap_content"
+                            android:layout_width="match_parent"
+                            android:layout_height="wrap_content"
                             android:inputType="textPassword"/>
                     </com.google.android.material.textfield.TextInputLayout>
-                    <LinearLayout android:layout_width="match_parent" android:layout_height="wrap_content"
-                        android:orientation="horizontal" android:layout_marginTop="12dp">
+
+                    <LinearLayout
+                        android:layout_width="match_parent"
+                        android:layout_height="wrap_content"
+                        android:orientation="horizontal"
+                        android:layout_marginTop="12dp">
+
                         <com.google.android.material.button.MaterialButton
                             android:id="@+id/btn_cancel_password"
                             style="@style/Widget.MaterialComponents.Button.OutlinedButton"
-                            android:layout_width="0dp" android:layout_height="44dp"
-                            android:layout_weight="1" android:text="Cancel"
-                            android:layout_marginEnd="8dp"
-                            app:strokeColor="@color/border_light" app:cornerRadius="10dp"/>
+                            android:layout_width="0dp"
+                            android:layout_height="48dp"
+                            android:layout_weight="1"
+                            android:text="Cancel"
+                            android:layout_marginEnd="6dp"
+                            app:strokeColor="@color/border_light"
+                            app:cornerRadius="12dp"/>
+
                         <com.google.android.material.button.MaterialButton
                             android:id="@+id/btn_save_password"
-                            android:layout_width="0dp" android:layout_height="44dp"
-                            android:layout_weight="1" android:text="Save Password"
+                            android:layout_width="0dp"
+                            android:layout_height="48dp"
+                            android:layout_weight="1"
+                            android:text="Save Password"
                             android:textColor="@color/surface_white"
-                            app:backgroundTint="@color/red_mid" app:cornerRadius="10dp"/>
+                            app:backgroundTint="@color/red_mid"
+                            app:cornerRadius="12dp"/>
+
                     </LinearLayout>
                 </LinearLayout>
+
             </LinearLayout>
         </com.google.android.material.card.MaterialCardView>
 
+        <com.google.android.material.button.MaterialButton
+            android:id="@+id/btn_logout"
+            style="@style/Widget.MaterialComponents.Button.OutlinedButton"
+            android:layout_width="match_parent"
+            android:layout_height="56dp"
+            android:layout_marginStart="16dp"
+            android:layout_marginEnd="16dp"
+            android:layout_marginBottom="32dp"
+            android:text="Log Out"
+            android:textStyle="bold"
+            android:textColor="@color/red_mid"
+            app:strokeColor="@color/red_mid"
+            app:strokeWidth="2dp"
+            app:cornerRadius="16dp"/>
+
     </LinearLayout>
 </androidx.core.widget.NestedScrollView>
<!-- resource entries referenced after the edit -->
@@ -3,7 +3,6 @@
   <color name="bg_base">#F8FAFC</color>
   <color name="border_faint">#F1F5F9</color>
   <color name="border_light">#E2E8F0</color>
-  <color name="donor_border">#FECDD3</color>
   <color name="red_mid">#DC2626</color>
   <color name="status_green">#16A34A</color>
   <color name="status_green_bg">#ECFDF5</color>
@@ -18,6 +17,50 @@
       <stroke android:width="2dp" android:color="#BFDBFE"/>
       <corners android:radius="14dp"/>
   </shape>
+  <!-- drawable bg_circle_overlay (drawable) -->
+  <?xml version="1.0" encoding="utf-8"?>
+  <shape xmlns:android="http://schemas.android.com/apk/res/android"
+      android:shape="oval">
+      <solid android:color="#FFFFFF"/>
+  </shape>
+  <!-- drawable bg_dot_divider (drawable) -->
+  <?xml version="1.0" encoding="utf-8"?>
+  <shape xmlns:android="http://schemas.android.com/apk/res/android"
+      android:shape="oval">
+      <solid android:color="@color/text_muted"/>
+      <size
+          android:width="4dp"
+          android:height="4dp"/>
+  </shape>
+  <!-- drawable bg_edit_photo_badge (drawable) -->
+  <?xml version="1.0" encoding="utf-8"?>
+  <shape xmlns:android="http://schemas.android.com/apk/res/android"
+      android:shape="oval">
+      <solid android:color="@color/red_mid"/>
+      <stroke
+          android:width="2dp"
+          android:color="@color/surface_white"/>
+  </shape>
+  <!-- drawable bg_eligibility_icon_bg (drawable) -->
+  <?xml version="1.0" encoding="utf-8"?>
+  <shape xmlns:android="http://schemas.android.com/apk/res/android"
+      android:shape="oval">
+      <solid android:color="#CCFFD6"/>
+  </shape>
+  <!-- drawable bg_stat_chip (drawable) -->
+  <?xml version="1.0" encoding="utf-8"?>
+  <shape xmlns:android="http://schemas.android.com/apk/res/android"
+      android:shape="rectangle">
+      <solid android:color="#FFF5F5"/>
+      <corners android:radius="14dp"/>
+      <stroke
+          android:width="1dp"
+          android:color="#FFE0E0"/>
+  </shape>
+  <style name="ShapeAppearance.BloodBound.CircleImage" parent="">
+          <item name="cornerFamily">rounded</item>
+          <item name="cornerSize">50%</item>
+      </style>
   <style name="Theme.BloodBound" parent="Theme.Material3.Light.NoActionBar">
           <item name="colorPrimary">@color/red_mid</item>
           <item name="colorPrimaryVariant">@color/red_dark</item>
